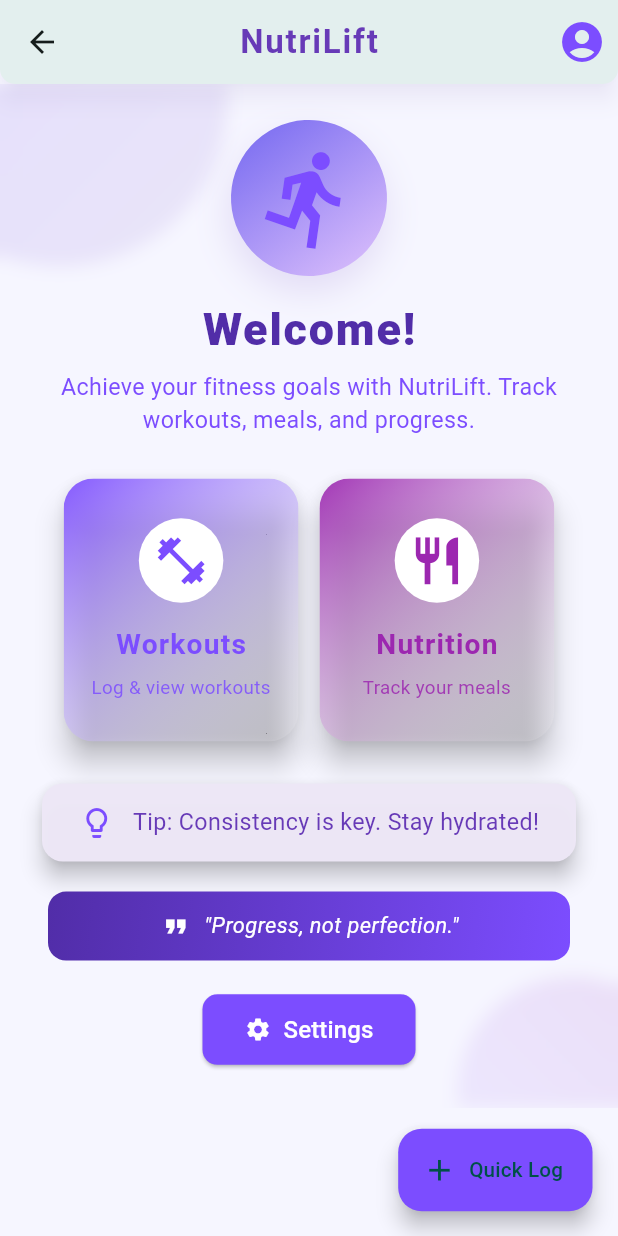
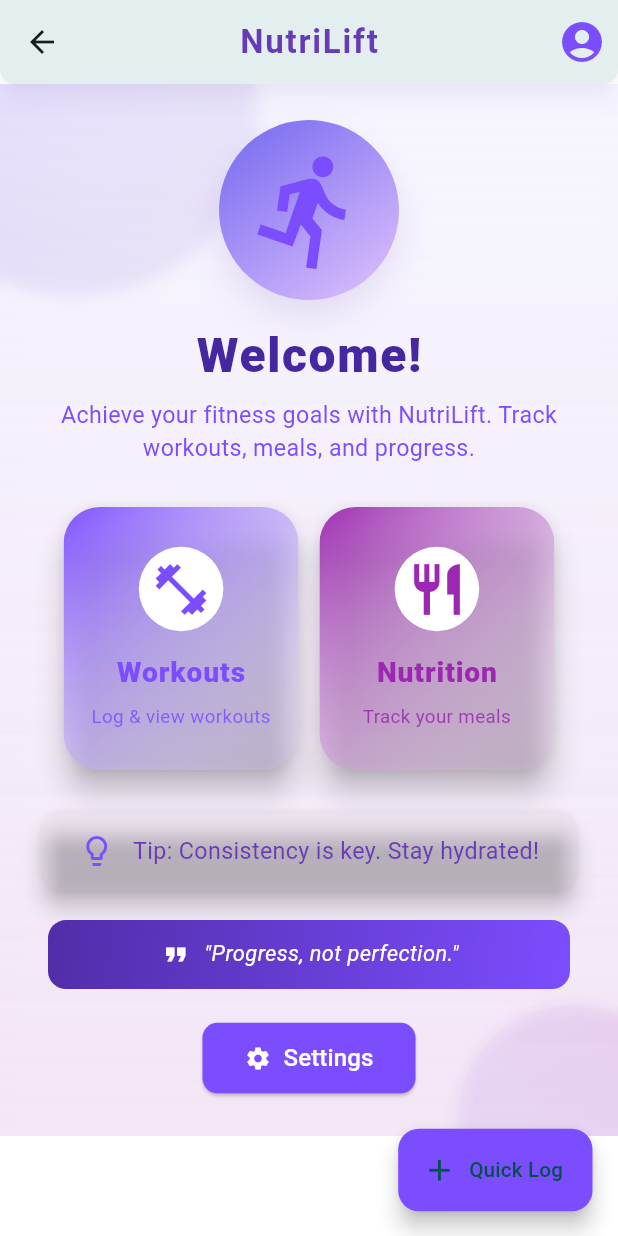
Before and after one commit to lujamanandhar/FYP, a Flutter app: the HomeScreen screen opened directly, on a phone screen of 412 x 824 dp. Run offline on Flutter 3.47's test engine with Material 3 defaults, Android fonts, the phone set to English and light mode, and no system bars.

Commit message:
ui updated in home screen

```diff
--- a/nutrilift/lib/homescreen.dart
+++ b/nutrilift/lib/homescreen.dart
@@ -187,19 +187,27 @@ class _HomeScreenState extends State<HomeScreen> with TickerProviderStateMixin {
     double cardWidth = 160,
   }) {
     final double cardHeight = cardWidth * 1.12;
+    const double borderRadius = 24; // increased radius for softer corners
 
     // Front content
     final front = ClipRRect(
-      borderRadius: BorderRadius.circular(20),
+      borderRadius: BorderRadius.circular(borderRadius),
       child: Container(
         width: cardWidth,
         height: cardHeight,
         decoration: BoxDecoration(
           gradient: LinearGradient(
-            colors: [color.withOpacity(0.92), Colors.white.withOpacity(0.12)],
+            colors: [color.withOpacity(0.96), Colors.white.withOpacity(0.14)],
             begin: Alignment.topLeft,
             end: Alignment.bottomRight,
           ),
+          boxShadow: [
+            BoxShadow(
+              color: color.withOpacity(0.12),
+              blurRadius: 18,
+              offset: const Offset(0, 10),
+            ),
+          ],
         ),
         child: Column(
           mainAxisAlignment: MainAxisAlignment.center,
@@ -209,7 +217,7 @@ class _HomeScreenState extends State<HomeScreen> with TickerProviderStateMixin {
               child: CircleAvatar(
                 radius: cardWidth * 0.18,
                 backgroundColor: Colors.white,
-                child: Icon(icon, size: cardWidth * 0.24, color: color),
+                child: Icon(icon, size: cardWidth * 0.26, color: color),
               ),
             ),
             SizedBox(height: cardHeight * 0.08),
@@ -217,9 +225,9 @@ class _HomeScreenState extends State<HomeScreen> with TickerProviderStateMixin {
               title,
               style: TextStyle(
                 fontSize: max(16, cardWidth * 0.12),
-                fontWeight: FontWeight.w700,
+                fontWeight: FontWeight.w800,
                 color: color,
-                letterSpacing: 0.8,
+                letterSpacing: 0.6,
               ),
             ),
             SizedBox(height: cardHeight * 0.04),
@@ -241,7 +249,7 @@ class _HomeScreenState extends State<HomeScreen> with TickerProviderStateMixin {
 
     final back = backChild ??
         ClipRRect(
-          borderRadius: BorderRadius.circular(20),
+          borderRadius: BorderRadius.circular(borderRadius),
           child: Container(
             width: cardWidth,
             height: cardHeight,
@@ -270,10 +278,10 @@ class _HomeScreenState extends State<HomeScreen> with TickerProviderStateMixin {
 
     Widget cardContent = Material(
       elevation: 8,
-      borderRadius: BorderRadius.circular(20),
+      borderRadius: BorderRadius.circular(borderRadius),
       color: Colors.transparent,
       child: InkWell(
-        borderRadius: BorderRadius.circular(20),
+        borderRadius: BorderRadius.circular(borderRadius),
         onTap: onTap,
         onLongPress: onLongPress,
         child: AnimatedBuilder(
@@ -332,7 +340,7 @@ class _HomeScreenState extends State<HomeScreen> with TickerProviderStateMixin {
     final cardWidth = min(180.0, max(140.0, width * 0.38));
 
     return Scaffold(
-      backgroundColor: const Color(0xFFF6F6FF),
+      backgroundColor: Colors.transparent,
       appBar: AppBar(
         backgroundColor: Colors.white,
         elevation: 6,
@@ -363,6 +371,7 @@ class _HomeScreenState extends State<HomeScreen> with TickerProviderStateMixin {
         scale: _fabController,
         child: FloatingActionButton.extended(
           backgroundColor: Colors.deepPurpleAccent,
+          shape: RoundedRectangleBorder(borderRadius: BorderRadius.circular(14)),
           label: const Text('Quick Log'),
           icon: const Icon(Icons.add),
           onPressed: () {
@@ -373,6 +382,14 @@ class _HomeScreenState extends State<HomeScreen> with TickerProviderStateMixin {
         ),
       ),
       body: SafeArea(
+        child: Container(
+          decoration: BoxDecoration(
+            gradient: LinearGradient(
+              colors: [const Color(0xFFF6F6FF), Colors.purple.shade50.withOpacity(0.8)],
+              begin: Alignment.topCenter,
+              end: Alignment.bottomCenter,
+            ),
+          ),
           child: Stack(
             children: [
               // Animated background circles
@@ -385,12 +402,12 @@ class _HomeScreenState extends State<HomeScreen> with TickerProviderStateMixin {
                     child: Transform.scale(
                       scale: _bgCircleScale.value,
                       child: Container(
-                      width: 220,
-                      height: 220,
+                        width: 240,
+                        height: 240,
                         decoration: BoxDecoration(
                           shape: BoxShape.circle,
                           gradient: LinearGradient(
-                          colors: [Colors.deepPurpleAccent.withOpacity(0.14), Colors.deepPurple.withOpacity(0.09)],
+                            colors: [Colors.deepPurpleAccent.withOpacity(0.16), Colors.deepPurple.withOpacity(0.08)],
                             begin: Alignment.topLeft,
                             end: Alignment.bottomRight,
                           ),
@@ -456,7 +473,7 @@ class _HomeScreenState extends State<HomeScreen> with TickerProviderStateMixin {
                                 child: Hero(
                                   tag: 'appIcon',
                                   child: Container(
-                                  padding: const EdgeInsets.all(16),
+                                    padding: const EdgeInsets.all(18),
                                     decoration: BoxDecoration(
                                       shape: BoxShape.circle,
                                       gradient: const LinearGradient(
@@ -472,7 +489,7 @@ class _HomeScreenState extends State<HomeScreen> with TickerProviderStateMixin {
                                         ),
                                       ],
                                     ),
-                                  child: const Icon(Icons.directions_run, size: 72, color: Colors.deepPurpleAccent),
+                                    child: const Icon(Icons.directions_run, size: 84, color: Colors.deepPurpleAccent),
                                   ),
                                 ),
                               ),
@@ -491,10 +508,10 @@ class _HomeScreenState extends State<HomeScreen> with TickerProviderStateMixin {
                                 child: Text(
                                   'Welcome!',
                                   style: TextStyle(
-                                  fontSize: 30,
+                                    fontSize: 32,
                                     fontWeight: FontWeight.w800,
-                                  color: Colors.deepPurple.shade700,
-                                  letterSpacing: 1.2,
+                                    color: Colors.deepPurple.shade800,
+                                    letterSpacing: 1.1,
                                   ),
                                 ),
                               ),
@@ -534,7 +551,7 @@ class _HomeScreenState extends State<HomeScreen> with TickerProviderStateMixin {
                                     width: cardWidth,
                                     height: cardWidth * 1.12,
                                     decoration: BoxDecoration(
-                                    borderRadius: BorderRadius.circular(20),
+                                      borderRadius: BorderRadius.circular(24),
                                       color: Colors.deepPurpleAccent.withOpacity(0.06),
                                     ),
                                     child: Column(
@@ -576,7 +593,7 @@ class _HomeScreenState extends State<HomeScreen> with TickerProviderStateMixin {
                                     width: cardWidth,
                                     height: cardWidth * 1.12,
                                     decoration: BoxDecoration(
-                                    borderRadius: BorderRadius.circular(20),
+                                      borderRadius: BorderRadius.circular(24),
                                       color: Colors.purple.withOpacity(0.06),
                                     ),
                                     child: Column(
@@ -608,7 +625,7 @@ class _HomeScreenState extends State<HomeScreen> with TickerProviderStateMixin {
                                     margin: const EdgeInsets.symmetric(horizontal: 8),
                                     elevation: 6,
                                     shape: RoundedRectangleBorder(borderRadius: BorderRadius.circular(14)),
-                                  color: Colors.deepPurple[50]!.withOpacity(0.98),
+                                    color: Colors.white.withOpacity(0.06),
                                     child: Stack(
                                       children: [
                                         Positioned.fill(
@@ -733,6 +750,7 @@ class _HomeScreenState extends State<HomeScreen> with TickerProviderStateMixin {
             ],
           ),
         ),
+      ),
     );
   }
 }
```
Lines whose indentation alone changed are shown as unchanged.
